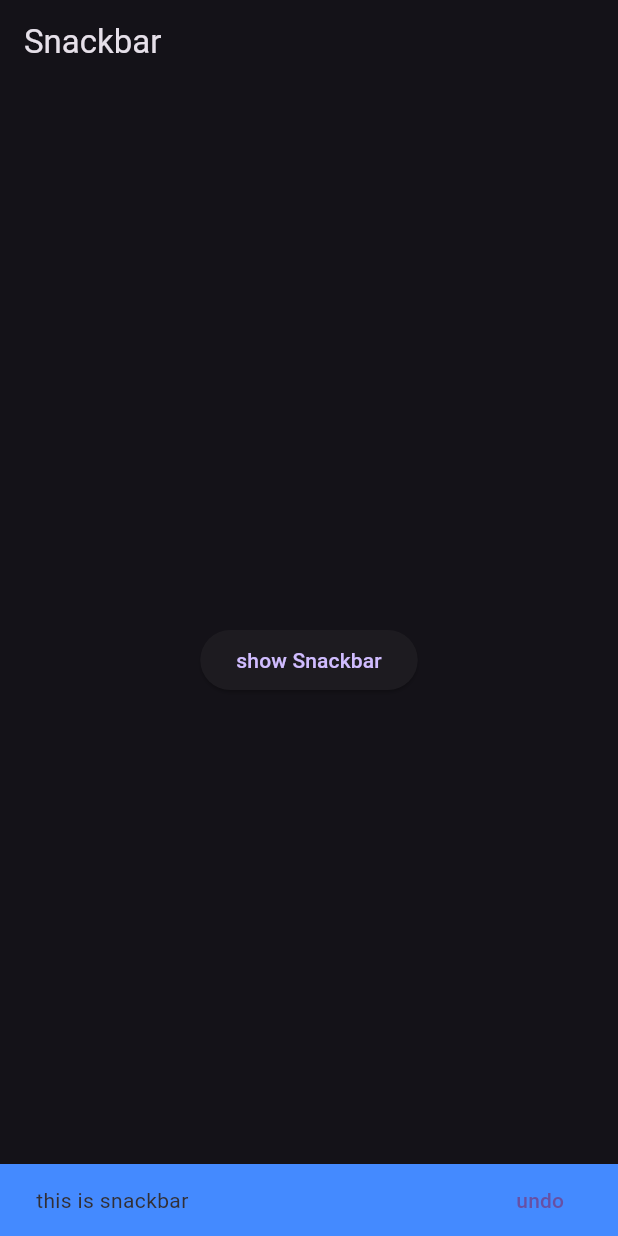
After one commit to RamanKumar00/Learn-With-Me, a Flutter app: the screen it shows after launch, after a tap on "show Snackbar", on a phone screen of 412 x 824 dp. The commit adds this screen. Run offline on Flutter 3.47's test engine with Material 3 defaults, Android fonts, the phone set to English and light mode, and no system bars.

Commit message:
short explanation of snackbar , where it use and its properties

```diff
--- a/container_and_sizedbox/lib/main.dart
+++ b/container_and_sizedbox/lib/main.dart
@@ -1,5 +1,5 @@
-import 'package:container_and_sizedbox/list_grid.dart';
-import 'package:container_and_sizedbox/widgets/buttons.dart';
+import 'package:container_and_sizedbox/Snackbar.dart';
+//import 'package:container_and_sizedbox/widgets/buttons.dart';
 // import 'package:container_and_sizedbox/widgets/row_and_column.dart';
 import 'package:flutter/material.dart';
 
@@ -16,7 +16,7 @@ class MyApp extends StatelessWidget {
         brightness: Brightness.dark,
         primaryColor: Colors.deepPurple,
       ),
-      home: ListGrid(),
+      home: Snackbar(),
     );
   }
 }
--- /dev/null
+++ b/container_and_sizedbox/lib/snackbar.dart
@@ -0,0 +1,29 @@
+import 'package:flutter/material.dart';
+
+class Snackbar extends StatelessWidget {
+  const Snackbar({super.key});
+
+  @override
+  Widget build(BuildContext context) {
+    return Scaffold(
+      appBar: AppBar(title: Text("Snackbar")),
+      body: Container(
+        child: Center(
+          child: ElevatedButton(
+            onPressed: () {
+              final Snackbar = SnackBar(
+                action: SnackBarAction(label: "undo", onPressed: () {}),
+                backgroundColor: Colors.blueAccent,
+                duration: const Duration(milliseconds: 3000),
+
+                content: Text("this is snackbar"),
+              );
+              ScaffoldMessenger.of(context).showSnackBar(Snackbar);
+            },
+            child: Text("show Snackbar"),
+          ),
+        ),
+      ),
+    );
+  }
+}
```
